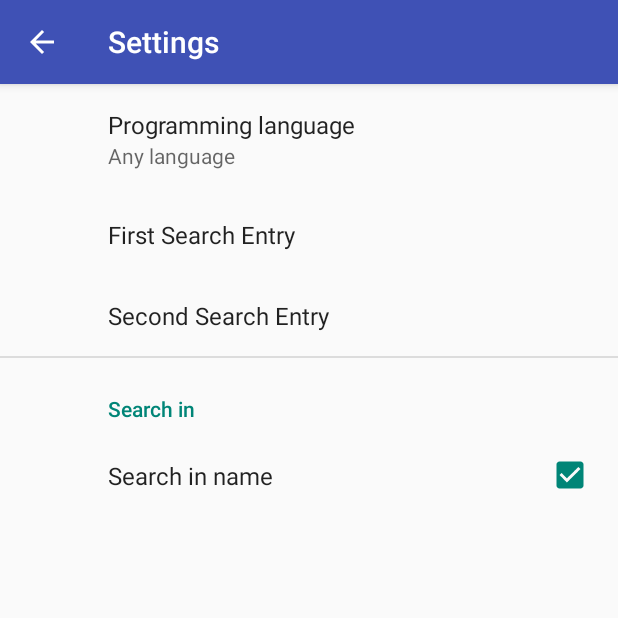
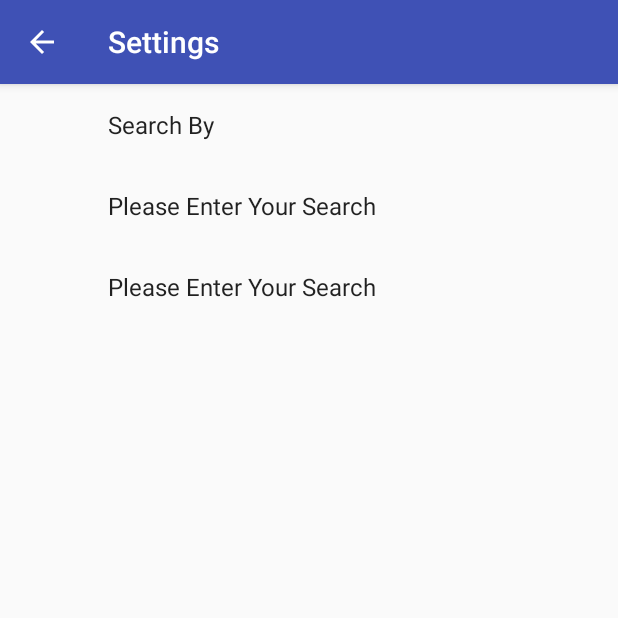
Before and after one commit to OSU-CS496-Sp2017/final-project-starwars-app, an Android app: the SettingsFragment screen opened directly, with no data from a screen before it, on a phone screen of 412 x 824 dp, the top half of it. Run offline under Robolectric (Android 15) with nearby library versions, the phone set to English and light mode, and no system bars; our stand-ins replace androidx.preference.

Commit message:
UI Finished (for now......)
The Drawer is now finished and both the UI for the search function and
compare function should be reachable.

```diff
--- a/FinalProjectStarWars/app/src/main/java/com/example/cs496finalproject/finalprojectstarwars/SettingsFragment.java
+++ b/FinalProjectStarWars/app/src/main/java/com/example/cs496finalproject/finalprojectstarwars/SettingsFragment.java
@@ -16,16 +16,23 @@ public class SettingsFragment extends PreferenceFragmentCompat implements Shared
     @Override
     public void onCreatePreferences(Bundle savedInstanceState, String rootKey){
         addPreferencesFromResource(R.xml.prefs);
-        EditTextPreference userPref = (EditTextPreference)findPreference(getString(R.string.pref_user_key));
-        userPref.setSummary(userPref.getText());
+        EditTextPreference userPref1 = (EditTextPreference)findPreference(getString(R.string.pref_swapi_search_key1));
+        EditTextPreference userPref2 = (EditTextPreference)findPreference(getString(R.string.pref_swapi_search_key2));
+        userPref1.setSummary(userPref1.getText());
+        userPref2.setSummary(userPref2.getText());
     }
 
     @Override
     public void onSharedPreferenceChanged(SharedPreferences sharedPreferences, String key){
-        if (key.equals(getString(R.string.pref_user_key))){
-            EditTextPreference userPref = (EditTextPreference)findPreference(key);
-            userPref.setSummary(userPref.getText());
+        if (key.equals(getString(R.string.pref_swapi_search_key1))){
+            EditTextPreference userPref1 = (EditTextPreference)findPreference(key);
+            userPref1.setSummary(userPref1.getText());
         }
+        if (key.equals(getString(R.string.pref_swapi_search_key2))){
+            EditTextPreference userPref2 = (EditTextPreference)findPreference(key);
+            userPref2.setSummary(userPref2.getText());
+        }
+
     }
 
     @Override
@@ -40,5 +47,4 @@ public class SettingsFragment extends PreferenceFragmentCompat implements Shared
         getPreferenceScreen().getSharedPreferences().unregisterOnSharedPreferenceChangeListener(this);
     }
 
-
 }
--- a/FinalProjectStarWars/app/src/main/res/values/arrays.xml
+++ b/FinalProjectStarWars/app/src/main/res/values/arrays.xml
@@ -14,16 +14,16 @@
         <item>@string/pref_sort_updated_value</item>
     </string-array>
 
-    <string-array name="pref_search_entries">
-        <item>@string/pref_search_planets</item>
-        <item>@string/pref_search_people</item>
-        <item>@string/pref_search_vehicles</item>
+    <string-array name="pref_swapi_entries">
+        <item>@string/pref_swapi_planets</item>
+        <item>@string/pref_swapi_people</item>
+        <item>@string/pref_swapi_vehicles</item>
     </string-array>
 
-    <string-array name="pref_search_values">
-        <item>@string/pref_search_value1</item>
-        <item>@string/pref_search_value2</item>
-        <item>@string/pref_search_value3</item>
+    <string-array name="pref_swapi_value">
+        <item>@string/pref_swapi_planets_value</item>
+        <item>@string/pref_swapi_people_value</item>
+        <item>@string/pref_swapi_vehicles_value</item>
     </string-array>
 
     <string-array name="pref_language_entries">
@@ -47,7 +47,4 @@
         <item>@string/pref_language_ruby_value</item>
         <item>@string/pref_language_swift_value</item>
     </string-array>
-    <string name="pref_search_planets">Planets</string>
-    <string name="pref_search_people">People</string>
-    <string name="pref_search_vehicles">Vehicles</string>
 </resources>
--- a/FinalProjectStarWars/app/src/main/res/values/strings.xml
+++ b/FinalProjectStarWars/app/src/main/res/values/strings.xml
@@ -29,16 +29,28 @@
         <string name="pref_sort_updated_value" translatable="false">updated</string>
         <string name="pref_sort_default">@string/pref_sort_stars_value</string>
 
+
         <string name="pref_search_key" translatable="false">pref_search</string>
         <string name="pref_search_title">Second Search Entry</string>
-        <string name="pref_search_value1">People</string>
-        <string name="pref_search_value2">Planets</string>
-        <string name="pref_search_value3">Vehicles</string>
-        <string name="pref_search_default">@string/pref_search_planets</string>
-        <string name="pref_user_key1">TempUser1</string>
-        <string name="pref_user_title1">First Search Entry</string>
-        <string name="pref_user_key2">TempUser2</string>
-        <string name="pref_user_title2">TempTitle2</string>
+
+        <string name="pref_swapi_title">Search By</string>
+        <string name="pref_swapi_key" translatable="false">pref_swapi</string>
+        <string name="pref_swapi_people">People</string>
+        <string name="pref_swapi_people_value" translatable="false">people</string>
+        <string name="pref_swapi_planets">Planets</string>
+        <string name="pref_swapi_planets_value" translatable="false">planets</string>
+        <string name="pref_swapi_vehicles">Vehicles</string>
+        <string name="pref_swapi_vehicles_value" translatable="false">vehicles</string>
+        <string name="pref_swapi_default">@string/pref_swapi_planets</string>
+
+
+        <string name="pref_search_key1">TempUser1</string>
+        <string name="pref_search_title1">First Search Entry</string>
+        <string name="pref_search_key2">TempUser2</string>
+        <string name="pref_search_title2">TempTitle2</string>
+
+
+
         <!-- - - - - - - - - - - - - - - - -
              - Used for language preference -
              - - - - - - - - - - - - - - - - -->
@@ -79,10 +91,10 @@
         <string name="pref_user_key" translatable="false">pref_user</string>
         <string name="pref_user_title">Search Value 1</string>
 
-    <string name="pref_search_value_key1" translatable="false"></string>
-    <string name="pref_search_1">Please Enter First Search Entry</string>
 
-    <string name="pref_search_value_key2" translatable="false"></string>
-    <string name="pref_search_2">Please Enter Second Search Entry</string>
+        <string name="pref_swapi_search_key1" translatable="false">pref_swapi_1</string>
+        <string name="pref_swapi_search_title1">Please Enter Your Search</string>
 
+        <string name="pref_swapi_search_key2" translatable="false">pref_swapi_2</string>
+        <string name="pref_swapi_search_title2">Please Enter Your Search</string>
 </resources>
--- a/FinalProjectStarWars/app/src/main/res/xml/prefs.xml
+++ b/FinalProjectStarWars/app/src/main/res/xml/prefs.xml
@@ -4,30 +4,26 @@
     xmlns:app="http://schemas.android.com/apk/res-auto">
 
 
+
     <ListPreference
-        android:key="@string/pref_language_key"
-        android:title="@string/pref_language_title"
-        android:dialogTitle="@string/pref_language_title"
+        android:key="@string/pref_swapi_key"
+        android:title="@string/pref_swapi_title"
+        android:dialogTitle="@string/pref_swapi_title"
         app:summary="%s"
-        android:entries="@array/pref_language_entries"
-        android:entryValues="@array/pref_language_values"
-        android:defaultValue="@string/pref_language_default"/>
+        android:entries="@array/pref_swapi_entries"
+        android:entryValues="@array/pref_swapi_value"
+        android:defaultValue="@string/pref_swapi_default"
+        />
 
     <EditTextPreference
-        android:key="@string/pref_user_key"
-        android:title="@string/pref_user_title1"
-        android:dialogTitle="@string/pref_user_title" />
+        android:key="@string/pref_swapi_search_key1"
+        android:title="@string/pref_swapi_search_title1"
+        android:dialogTitle="@string/pref_swapi_search_title1" />
 
     <EditTextPreference
-        android:key="@string/pref_search_key"
-        android:title="@string/pref_search_title"
-        android:dialogTitle="@string/pref_search_title" />
+        android:key="@string/pref_swapi_search_key2"
+        android:title="@string/pref_swapi_search_title2"
+        android:dialogTitle="@string/pref_swapi_search_title2" />
 
-    <PreferenceCategory android:title="@string/pref_in_title">
-        <CheckBoxPreference
-            android:key="@string/pref_in_name_key"
-            android:title="@string/pref_in_name_title"
-            android:defaultValue="@bool/pref_in_name_default" />
-    </PreferenceCategory>
 
 </PreferenceScreen>
```
